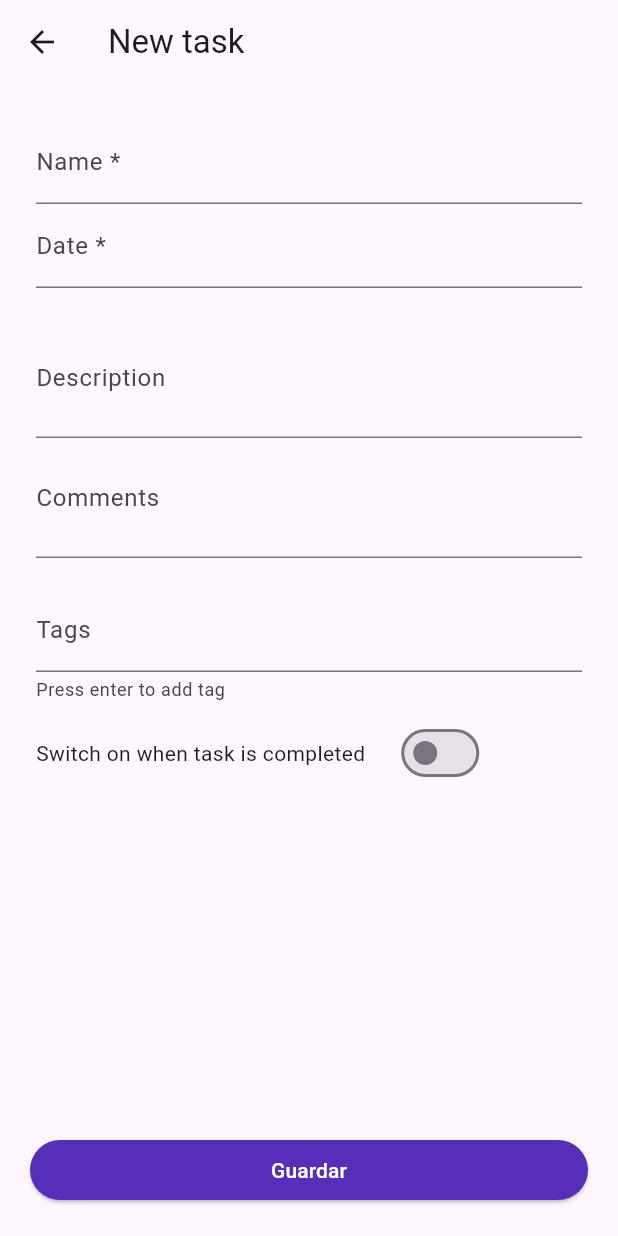
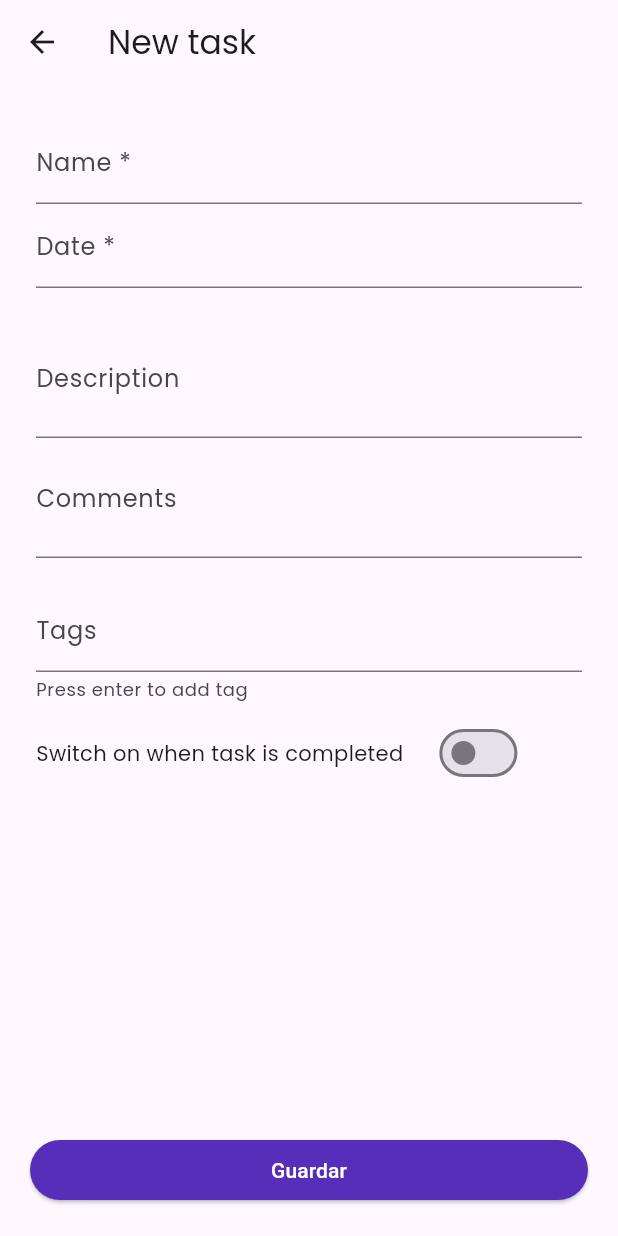
Before and after one commit to alex-gar-dev/flutter-tasks-demo, a Flutter app: the screen it shows after launch, after a tap on the "add" icon, on a phone screen of 412 x 824 dp. Run offline on Flutter 3.47's test engine with Material 3 defaults, Android fonts, the phone set to English and light mode, and no system bars; our stand-ins replace dio, flutter_bloc, get_it, go_router, lottie; network calls fail; Roboto replaces fonts that are missing (Popins).

Commit message:
added font family poppins

```diff
--- a/lib/app.dart
+++ b/lib/app.dart
@@ -2,6 +2,7 @@ import 'package:flutter/material.dart';
 import 'package:flutter_bloc/flutter_bloc.dart';
 import 'package:tasks_demo_flutter/core/core.dart';
 import 'package:tasks_demo_flutter/features/tasks_crud/presentation/cubit/tasks_cubit.dart';
+import 'package:tasks_demo_flutter/ux/ux_design_system.dart';
 
 class MainApp extends StatelessWidget {
   const MainApp({super.key});
@@ -16,7 +17,8 @@ class MainApp extends StatelessWidget {
       ],
       child: BlocBuilder<TasksCubit, TasksState>(
         builder: (context, state) {
-          return  MaterialApp.router(
+          return MaterialApp.router(
+            theme: UXDSAppTheme.uxdsAppTheme,
             debugShowCheckedModeBanner: false,
             routerConfig: router
           );
--- a/lib/features/tasks_crud/presentation/screens/detail_task_screen.dart
+++ b/lib/features/tasks_crud/presentation/screens/detail_task_screen.dart
@@ -2,6 +2,7 @@ import 'package:flutter/material.dart';
 import 'package:flutter_bloc/flutter_bloc.dart';
 import 'package:get_it/get_it.dart';
 import 'package:go_router/go_router.dart';
+import 'package:tasks_demo_flutter/core/core.dart';
 import 'package:tasks_demo_flutter/features/tasks_crud/data/models/task.dart';
 import 'package:tasks_demo_flutter/features/tasks_crud/domain/repository/task_repository_interface.dart';
 import 'package:tasks_demo_flutter/features/tasks_crud/presentation/cubit/tasks_cubit.dart';
--- a/lib/features/tasks_crud/presentation/screens/new_task_screen.dart
+++ b/lib/features/tasks_crud/presentation/screens/new_task_screen.dart
@@ -1,6 +1,7 @@
 import 'package:flutter/material.dart';
 import 'package:flutter_bloc/flutter_bloc.dart';
 import 'package:go_router/go_router.dart';
+import 'package:tasks_demo_flutter/core/core.dart';
 import 'package:tasks_demo_flutter/features/tasks_crud/data/models/task.dart';
 import 'package:tasks_demo_flutter/features/tasks_crud/presentation/cubit/tasks_cubit.dart';
 import 'package:tasks_demo_flutter/features/tasks_crud/presentation/widgets/widgets.dart';
--- /dev/null
+++ b/lib/ux/utils/uxds_app_theme.dart
@@ -0,0 +1,7 @@
+import 'package:flutter/material.dart';
+
+class UXDSAppTheme {
+  static final ThemeData uxdsAppTheme = ThemeData(
+    fontFamily: 'Poppins'
+  );
+}
--- a/lib/ux/ux_design_system.dart
+++ b/lib/ux/ux_design_system.dart
@@ -19,4 +19,4 @@ export 'package:tasks_demo_flutter/ux/screen/uxds_scaffold.dart';
 
 
 // utils
-export 'package:tasks_demo_flutter/core/utils/validators.dart';
+export 'package:tasks_demo_flutter/ux/utils/uxds_app_theme.dart';
--- a/pubspec.yaml
+++ b/pubspec.yaml
@@ -45,3 +45,7 @@ flutter:
   assets:
     - assets/lottie/empty_box.json
     - assets/icon/tasks.png
+  fonts:
+    - family: Poppins
+      fonts:
+        - asset: assets/fonts/Poppins-Regular.ttf
```
